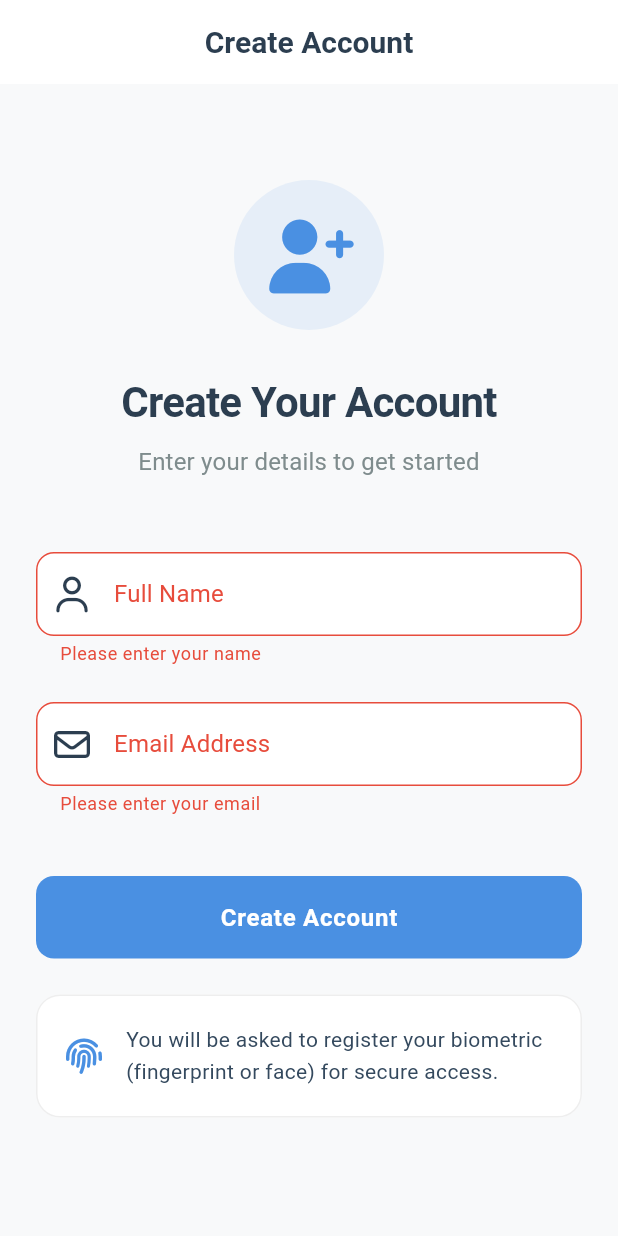
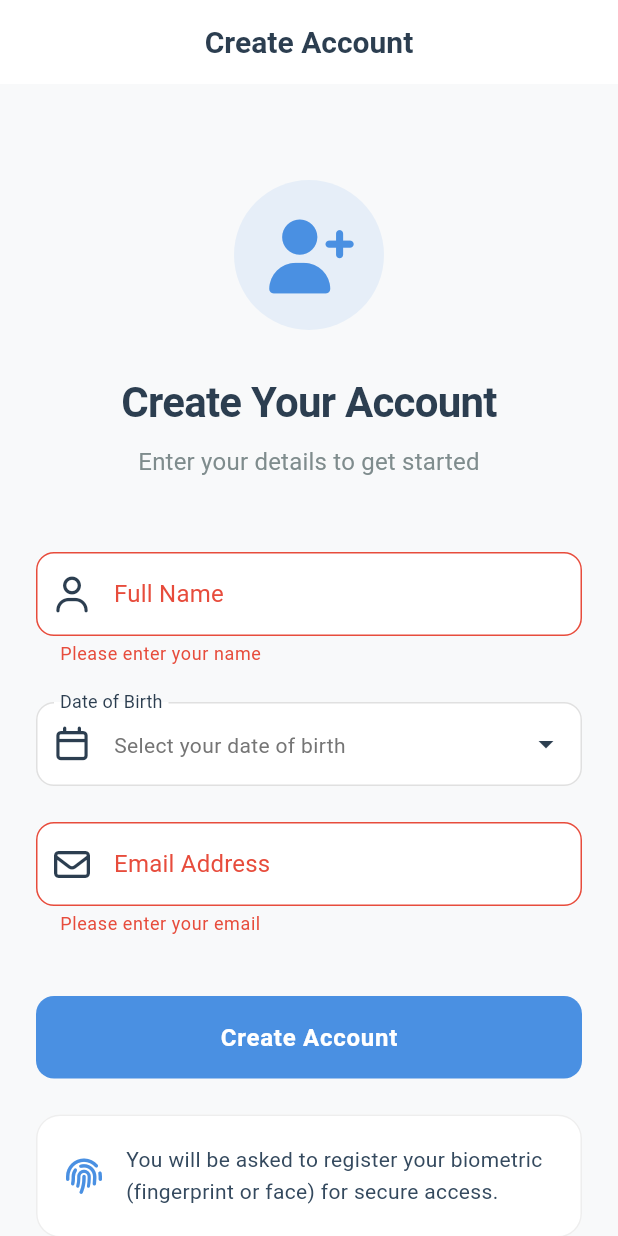
Before and after one commit to maheshbalan/myWellWallet, a Flutter app: the screen it shows after launch, after a tap on "Create Account", on a phone screen of 412 x 824 dp. Run offline on Flutter 3.47's test engine with Material 3 defaults, Android fonts, the phone set to English and light mode, and no system bars; our stand-ins replace font_awesome_flutter, go_router, local_auth, permission_handler, shared_preferences, speech_to_text; accounts and stored records are empty; network calls fail.

Commit message:
fix: MCP session management, add DOB to registration, fix startup logic and patient context

```diff
--- a/lib/models/user.dart
+++ b/lib/models/user.dart
@@ -7,12 +7,14 @@ class User {
   final String id;
   final String name;
   final String email;
+  final DateTime? dateOfBirth;
   final DateTime createdAt;
 
   User({
     required this.id,
     required this.name,
     required this.email,
+    this.dateOfBirth,
     required this.createdAt,
   });
 
@@ -23,12 +25,14 @@ class User {
     String? id,
     String? name,
     String? email,
+    DateTime? dateOfBirth,
     DateTime? createdAt,
   }) {
     return User(
       id: id ?? this.id,
       name: name ?? this.name,
       email: email ?? this.email,
+      dateOfBirth: dateOfBirth ?? this.dateOfBirth,
       createdAt: createdAt ?? this.createdAt,
     );
   }
--- a/lib/providers/auth_provider.dart
+++ b/lib/providers/auth_provider.dart
@@ -76,7 +76,7 @@ class AuthProvider with ChangeNotifier {
   }
 
   /// Register a new user
-  Future<bool> register(String name, String email) async {
+  Future<bool> register(String name, String email, DateTime dateOfBirth) async {
     _isLoading = true;
     notifyListeners();
 
@@ -86,6 +86,7 @@ class AuthProvider with ChangeNotifier {
         id: _generateUserId(),
         name: name,
         email: email,
+        dateOfBirth: dateOfBirth,
         createdAt: DateTime.now(),
       );
 
--- a/lib/screens/registration_screen.dart
+++ b/lib/screens/registration_screen.dart
@@ -16,6 +16,7 @@ class _RegistrationScreenState extends State<RegistrationScreen> {
   final _formKey = GlobalKey<FormState>();
   final _nameController = TextEditingController();
   final _emailController = TextEditingController();
+  DateTime? _dateOfBirth;
   bool _isLoading = false;
 
   @override
@@ -34,11 +35,22 @@ class _RegistrationScreenState extends State<RegistrationScreen> {
       _isLoading = true;
     });
 
+    if (_dateOfBirth == null) {
+      ScaffoldMessenger.of(context).showSnackBar(
+        const SnackBar(content: Text('Please select your date of birth')),
+      );
+      setState(() {
+        _isLoading = false;
+      });
+      return;
+    }
+
     try {
       final authProvider = context.read<AuthProvider>();
       final success = await authProvider.register(
         _nameController.text.trim(),
         _emailController.text.trim(),
+        _dateOfBirth!,
       );
 
       if (success && mounted) {
@@ -151,6 +163,44 @@ class _RegistrationScreenState extends State<RegistrationScreen> {
                 ),
                 const SizedBox(height: 24),
 
+                // Date of Birth Field
+                InkWell(
+                  onTap: () async {
+                    final pickedDate = await showDatePicker(
+                      context: context,
+                      initialDate: DateTime.now().subtract(const Duration(days: 365 * 30)),
+                      firstDate: DateTime(1900),
+                      lastDate: DateTime.now(),
+                    );
+                    if (pickedDate != null) {
+                      setState(() {
+                        _dateOfBirth = pickedDate;
+                      });
+                    }
+                  },
+                  child: InputDecorator(
+                    decoration: InputDecoration(
+                      labelText: 'Date of Birth',
+                      hintText: _dateOfBirth == null
+                          ? 'Select your date of birth'
+                          : '${_dateOfBirth!.year}-${_dateOfBirth!.month.toString().padLeft(2, '0')}-${_dateOfBirth!.day.toString().padLeft(2, '0')}',
+                      prefixIcon: const Icon(FontAwesomeIcons.calendar),
+                      suffixIcon: const Icon(Icons.arrow_drop_down),
+                    ),
+                    child: Text(
+                      _dateOfBirth == null
+                          ? 'Select your date of birth'
+                          : '${_dateOfBirth!.year}-${_dateOfBirth!.month.toString().padLeft(2, '0')}-${_dateOfBirth!.day.toString().padLeft(2, '0')}',
+                      style: TextStyle(
+                        color: _dateOfBirth == null
+                            ? Colors.grey[600]
+                            : Theme.of(context).textTheme.bodyLarge?.color,
+                      ),
+                    ),
+                  ),
+                ),
+                const SizedBox(height: 24),
+
                 // Email Field
                 TextFormField(
                   controller: _emailController,
--- a/lib/services/mcp_client.dart
+++ b/lib/services/mcp_client.dart
@@ -1,5 +1,6 @@
 import 'dart:async';
 import 'dart:convert';
+import 'package:flutter/foundation.dart';
 import 'package:http/http.dart' as http;
 import '../models/patient.dart';
 
@@ -41,26 +42,38 @@ class MCPClient {
         final lines = initResponse.body.split('\n');
         for (final line in lines) {
           if (line.startsWith('data: ')) {
+            try {
               final data = jsonDecode(line.substring(6));
-            if (data['id'] != null) {
-              _sessionId = data['result']?['sessionId'];
+              if (data['id'] != null && data['result'] != null) {
+                _sessionId = data['result']['sessionId'] as String?;
+                if (_sessionId != null) {
+                  debugPrint('MCP Session initialized with ID: $_sessionId');
+                }
                 break;
+              }
+            } catch (e) {
+              debugPrint('Error parsing init response: $e');
             }
           }
         }
 
-        // Send initialized notification
+        // Send initialized notification with session ID
+        if (_sessionId != null) {
           await http.post(
             Uri.parse('$baseUrl/mcp'),
             headers: {
               'Content-Type': 'application/json',
               'Accept': 'application/json, text/event-stream',
+              'X-Session-ID': _sessionId!,
             },
             body: jsonEncode({
               'jsonrpc': '2.0',
-            'method': 'notifications/initialized'
+              'id': _generateId(),
+              'method': 'notifications/initialized',
+              'params': {'sessionId': _sessionId},
             }),
           );
+        }
 
         _initialized = true;
       } else {
@@ -98,22 +111,40 @@ class MCPClient {
       await initialize();
     }
 
+    // Ensure we have a session ID
+    if (_sessionId == null) {
+      await initialize();
+    }
+
     final requestId = _generateId();
     final completer = Completer<Map<String, dynamic>>();
     _pendingRequests[requestId] = completer;
 
     try {
+      // Build headers with session ID if available
+      final headers = <String, String>{
+        'Content-Type': 'application/json',
+        'Accept': 'application/json, text/event-stream',
+      };
+
+      if (_sessionId != null) {
+        headers['X-Session-ID'] = _sessionId!;
+      }
+
+      // Build request body with session ID in params if needed
+      final requestParams = Map<String, dynamic>.from(params);
+      if (_sessionId != null && method != 'initialize') {
+        requestParams['sessionId'] = _sessionId;
+      }
+
       final response = await http.post(
         Uri.parse('$baseUrl/mcp'),
-        headers: {
-          'Content-Type': 'application/json',
-          'Accept': 'application/json, text/event-stream',
-        },
+        headers: headers,
         body: jsonEncode({
           'jsonrpc': '2.0',
           'id': requestId,
           'method': method,
-          'params': params,
+          'params': requestParams,
         }),
       );
 
```
Also changed, not shown: lib/providers/patient_provider.dart (+44 -1 lines), lib/screens/home_screen.dart (+16 -2 lines), lib/screens/login_screen.dart (+8 -0 lines), lib/screens/profile_screen.dart (+6 -2 lines), lib/models/user.g.dart. Lines whose indentation alone changed are shown as unchanged.
